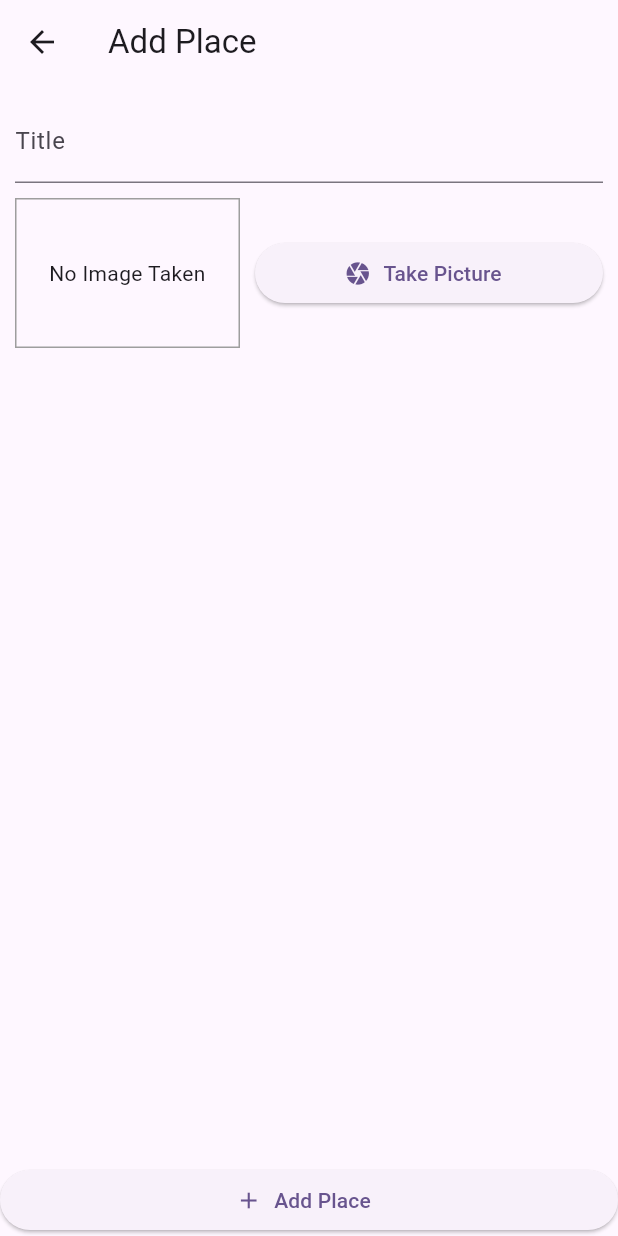
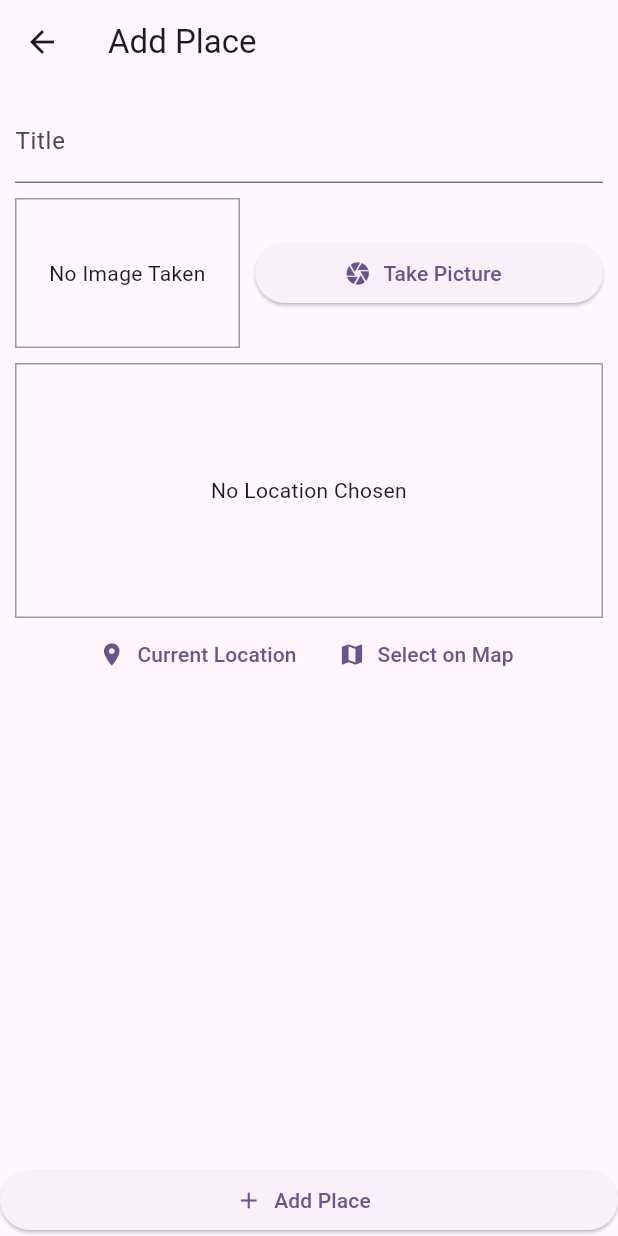
Before and after one commit to Armiron/flutter_device_features, a Flutter app: the AddPlaceScreen screen opened by its route, after a tap on "Add Place", on a phone screen of 412 x 824 dp. Run offline on Flutter 3.47's test engine with Material 3 defaults, Android fonts, the phone set to English and light mode, and no system bars; our stand-ins replace google_maps_flutter, image_picker, location, sqflite; accounts and stored records are empty.

Commit message:
Added location, and detail page code, theres need for API_KEY to be replaced withing the project, now in an internal not committed .env file

```diff
--- a/lib/helpers/db_helper.dart
+++ b/lib/helpers/db_helper.dart
@@ -8,7 +8,7 @@ class DBHelper {
       path.join(dbPath, 'places.db'),
       onCreate: (db, version) {
         return db.execute(
-            'CREATE TABLE user_places(id TEXT PRIMARY KEY, title TEXT, image TEXT)');
+            'CREATE TABLE user_places(id TEXT PRIMARY KEY, title TEXT, image TEXT, loc_lat REAL, loc_lng REAL, address TEXT)');
       },
       version: 1,
     );
--- /dev/null
+++ b/lib/helpers/location_helper.dart
@@ -0,0 +1,18 @@
+import 'dart:convert';
+import 'package:http/http.dart';
+
+const GOOGLE_API_KEY = "API_KEY";
+
+class LocationHelper {
+  static String generateLocationPreviewImage(
+      {required double latitude, required double longitude}) {
+    return "https://maps.googleapis.com/maps/api/staticmap?center=&$latitude,$longitude&zoom=13&size=600x300&maptype=roadmap&markers=color:red%7Clabel:A%7C$latitude,$longitude&key=$GOOGLE_API_KEY";
+  }
+
+  static Future<String?> getPlaceAddress(double lat, double lng) async {
+    final url =
+        "https://maps.googleapis.com/maps/api/geocode/json?latlng=$lat,$lng&key=$GOOGLE_API_KEY";
+    final response = await get(Uri.parse(url));
+    return json.decode(response.body)["results"][0]["formatted_address"];
+  }
+}
--- a/lib/main.dart
+++ b/lib/main.dart
@@ -1,4 +1,5 @@
 import 'package:flutter/material.dart';
+import '../screens/place_detail_screen.dart';
 import '../providers/great_places.dart';
 import 'package:provider/provider.dart';
 import '../screens/places_list_screen.dart';
@@ -24,6 +25,7 @@ class MyApp extends StatelessWidget {
         home: PlacesListScreen(),
         routes: {
           AddPlaceScreen.routeName: (ctx) => AddPlaceScreen(),
+          PlaceDetailScreen.routeName: (ctx) => PlaceDetailScreen(),
         },
       ),
     );
--- a/lib/screens/add_place_screen.dart
+++ b/lib/screens/add_place_screen.dart
@@ -1,9 +1,11 @@
 import 'dart:io';
 
 import 'package:flutter/material.dart';
+import '../models/place.dart';
 import '../widgets/image_input.dart';
 import 'package:provider/provider.dart';
 import '../providers/great_places.dart';
+import '../widgets/location_input.dart';
 
 class AddPlaceScreen extends StatefulWidget {
   static const routeName = '/add-place';
@@ -15,17 +17,24 @@ class AddPlaceScreen extends StatefulWidget {
 class _AddPlaceScreenState extends State<AddPlaceScreen> {
   final _titleController = TextEditingController();
   File _pickedImage = File('');
+  PlaceLocation? _pickedLocation;
 
   void _selectImage(File pickedImage) {
     _pickedImage = pickedImage;
   }
 
+  void _selectPlace(double lat, double lng) {
+    _pickedLocation = PlaceLocation(latitude: lat, longitude: lng);
+  }
+
   void _savePlace() {
-    if (_titleController.text.isEmpty || _pickedImage.path.isEmpty) {
+    if (_titleController.text.isEmpty ||
+        _pickedImage.path.isEmpty ||
+        _pickedLocation == null) {
       return;
     }
     Provider.of<GreatPlaces>(context, listen: false)
-        .addPlace(_titleController.text, _pickedImage);
+        .addPlace(_titleController.text, _pickedImage, _pickedLocation!);
     Navigator.of(context).pop();
   }
 
@@ -50,6 +59,8 @@ class _AddPlaceScreenState extends State<AddPlaceScreen> {
                     ),
                     SizedBox(height: 10),
                     ImageInput(_selectImage),
+                    SizedBox(height: 10),
+                    LocationInput(_selectPlace),
                   ],
                 ),
               ),
--- /dev/null
+++ b/lib/widgets/location_input.dart
@@ -0,0 +1,91 @@
+import 'package:flutter/material.dart';
+import 'package:google_maps_flutter/google_maps_flutter.dart';
+import 'package:location/location.dart';
+import '../helpers/location_helper.dart';
+import '../screens/map_screen.dart';
+
+class LocationInput extends StatefulWidget {
+  final Function(double, double) onSelectPlace;
+  const LocationInput(this.onSelectPlace, {super.key});
+
+  @override
+  State<LocationInput> createState() => _LocationInputState();
+}
+
+class _LocationInputState extends State<LocationInput> {
+  String? _previewImageUrl;
+
+  void _showPreview(double lat, double lng) {
+    final staticMapImageUrl = LocationHelper.generateLocationPreviewImage(
+      latitude: lat,
+      longitude: lng,
+    );
+    setState(() {
+      _previewImageUrl = staticMapImageUrl;
+    });
+  }
+
+  Future<void> _getCurrentUserLocation() async {
+    try {
+      final locData = await Location().getLocation();
+      if (locData.latitude == null || locData.longitude == null) {
+        return;
+      }
+      _showPreview(locData.latitude!, locData.longitude!);
+      widget.onSelectPlace(locData.latitude!, locData.longitude!);
+    } catch (error) {
+      return;
+    }
+  }
+
+  Future<void> _selectOnMap() async {
+    final LatLng? selectedLocation = await Navigator.of(context).push<LatLng?>(
+      MaterialPageRoute(
+        fullscreenDialog: true,
+        builder: (ctx) => const MapScreen(isSelecting: true),
+      ),
+    );
+    if (selectedLocation == null) {
+      return;
+    }
+    _showPreview(selectedLocation.latitude, selectedLocation.longitude);
+    widget.onSelectPlace(selectedLocation.latitude, selectedLocation.longitude);
+  }
+
+  @override
+  Widget build(BuildContext context) {
+    return Column(
+      children: [
+        Container(
+          height: 170,
+          width: double.infinity,
+          alignment: Alignment.center,
+          decoration:
+              BoxDecoration(border: Border.all(width: 1, color: Colors.grey)),
+          child: _previewImageUrl == null
+              ? const Text('No Location Chosen', textAlign: TextAlign.center)
+              : Image.network(
+                  _previewImageUrl!,
+                  fit: BoxFit.cover,
+                  width: double.infinity,
+                ),
+        ),
+        Row(
+          mainAxisAlignment: MainAxisAlignment.center,
+          children: [
+            TextButton.icon(
+              icon: const Icon(Icons.location_on),
+              label: const Text('Current Location'),
+              onPressed: _getCurrentUserLocation,
+            ),
+            TextButton.icon(
+              icon: const Icon(Icons.map),
+              label: const Text('Select on Map'),
+              onPressed: _selectOnMap,
+            ),
+          ],
+        ),
+      ],
+    );
+  }
+}
--- a/pubspec.yaml
+++ b/pubspec.yaml
@@ -40,6 +40,9 @@ dependencies:
   path_provider: ^2.1.3
   path: ^1.8.3
   sqflite: ^2.4.1
+  location: ^7.0.1
+  google_maps_flutter: ^2.10.0
+  http: ^1.2.2
 
 dev_dependencies:
   flutter_test:
```
Also changed, not shown: lib/providers/great_places.dart (+28 -3 lines), lib/screens/map_screen.dart (added, +69 -0 lines), lib/screens/place_detail_screen.dart (+72 -0 lines), lib/screens/places_list_screen.dart (+7 -2 lines), pubspec.lock, 5 other files.
